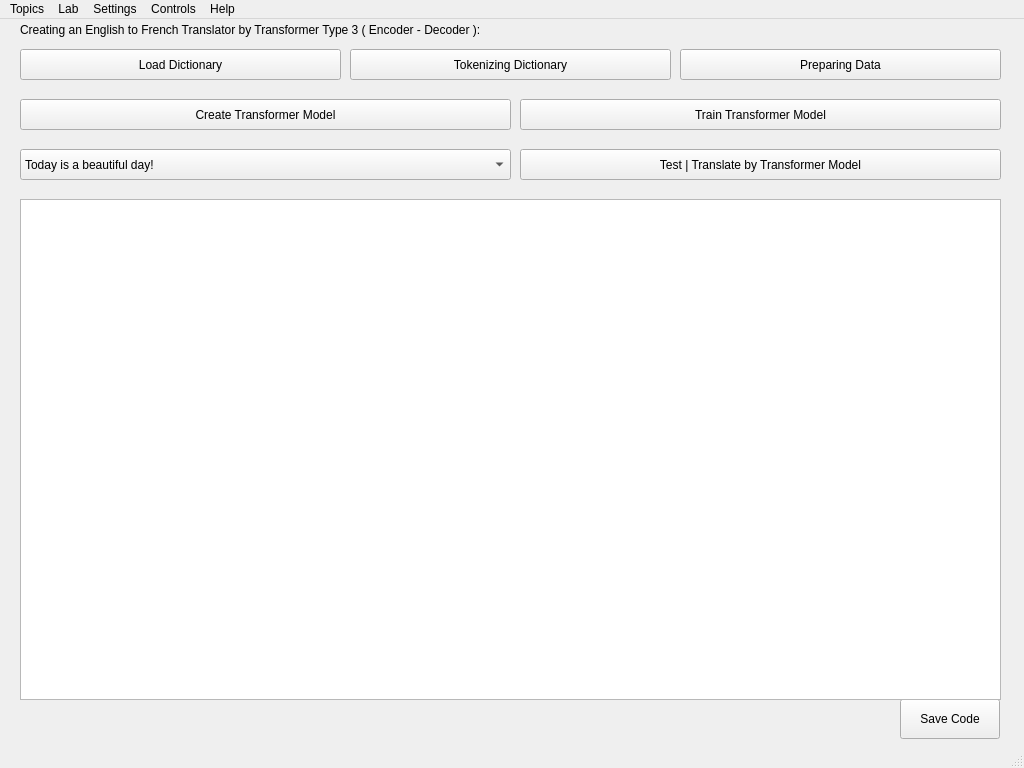
Above: ui.ui from mehrdadeahady/CV_with_ML_and_DL before the change. Below: the same form after it.
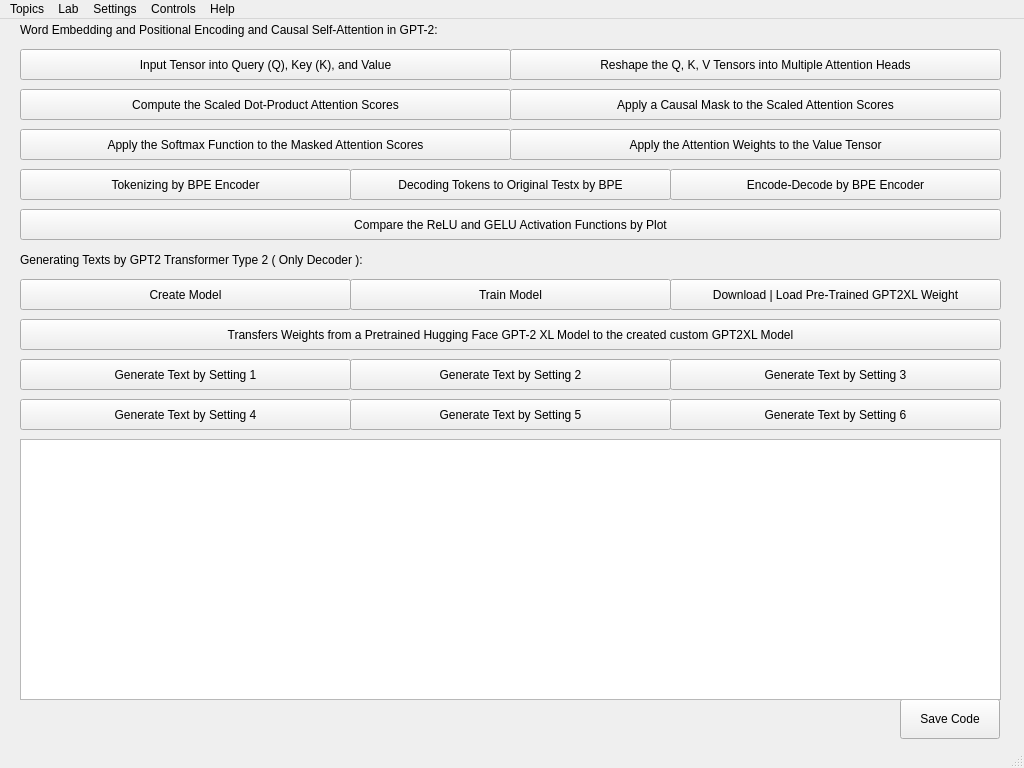
That is the form after the change. Icons and pictures are not drawn.

Commit message: UI for Generating Texts by GPT2-XL ( Decoder Only Transformer ) Added.

```diff
--- a/ui.ui
+++ b/ui.ui
@@ -100,7 +100,7 @@
      </size>
     </property>
     <property name="currentIndex">
-     <number>13</number>
+     <number>14</number>
     </property>
     <widget class="QWidget" name="page_ImagesAndColorsManipulationsAndOprations">
      <property name="sizePolicy">
@@ -6655,6 +6655,317 @@
       </item>
      </widget>
     </widget>
+    <widget class="QWidget" name="page_GeneratingTextByGPT2xlTransformer">
+     <widget class="QPushButton" name="pushButton_SaveCode_GeneratingTextByGPT2xlTransformer">
+      <property name="geometry">
+       <rect>
+        <x>890</x>
+        <y>680</y>
+        <width>100</width>
+        <height>40</height>
+       </rect>
+      </property>
+      <property name="text">
+       <string>Save Code</string>
+      </property>
+     </widget>
+     <widget class="QPushButton" name="pushButton_InputTensor_GeneratingTextByGPT2xlTransformer">
+      <property name="geometry">
+       <rect>
+        <x>10</x>
+        <y>30</y>
+        <width>491</width>
+        <height>31</height>
+       </rect>
+      </property>
+      <property name="text">
+       <string>Input Tensor into Query (Q), Key (K), and Value</string>
+      </property>
+     </widget>
+     <widget class="QTextBrowser" name="textBrowser_GeneratingTextByGPT2xlTransformer">
+      <property name="geometry">
+       <rect>
+        <x>10</x>
+        <y>420</y>
+        <width>981</width>
+        <height>261</height>
+       </rect>
+      </property>
+     </widget>
+     <widget class="QPushButton" name="pushButton_ReshapeTensors_GeneratingTextByGPT2xlTransformer">
+      <property name="geometry">
+       <rect>
+        <x>500</x>
+        <y>30</y>
+        <width>491</width>
+        <height>31</height>
+       </rect>
+      </property>
+      <property name="text">
+       <string>Reshape the Q, K, V Tensors into Multiple Attention Heads</string>
+      </property>
+     </widget>
+     <widget class="QPushButton" name="pushButton_ComputeScaledAttentionScores_GeneratingTextByGPT2xlTransformer">
+      <property name="geometry">
+       <rect>
+        <x>10</x>
+        <y>70</y>
+        <width>491</width>
+        <height>31</height>
+       </rect>
+      </property>
+      <property name="text">
+       <string>Compute the Scaled Dot-Product Attention Scores</string>
+      </property>
+     </widget>
+     <widget class="QPushButton" name="pushButton_ApplyCausalMaskToScaledAttentionScores_GeneratingTextByGPT2xlTransformer">
+      <property name="geometry">
+       <rect>
+        <x>500</x>
+        <y>70</y>
+        <width>491</width>
+        <height>31</height>
+       </rect>
+      </property>
+      <property name="text">
+       <string>Apply a Causal Mask to the Scaled Attention Scores</string>
+      </property>
+     </widget>
+     <widget class="QPushButton" name="pushButton_ApplySoftmaxFunctionToMaskedAttentionScores_GeneratingTextByGPT2xlTransformer">
+      <property name="geometry">
+       <rect>
+        <x>10</x>
+        <y>110</y>
+        <width>491</width>
+        <height>31</height>
+       </rect>
+      </property>
+      <property name="text">
+       <string>Apply the Softmax Function to the Masked Attention Scores</string>
+      </property>
+     </widget>
+     <widget class="QPushButton" name="pushButton_ApplyAttentionWeightsToValueTensor_GeneratingTextByGPT2xlTransformer">
+      <property name="geometry">
+       <rect>
+        <x>500</x>
+        <y>110</y>
+        <width>491</width>
+        <height>31</height>
+       </rect>
+      </property>
+      <property name="text">
+       <string>Apply the Attention Weights to the Value Tensor</string>
+      </property>
+     </widget>
+     <widget class="QPushButton" name="pushButton_TokenizingByBPEEncoder_GeneratingTextByGPT2xlTransformer">
+      <property name="geometry">
+       <rect>
+        <x>10</x>
+        <y>150</y>
+        <width>331</width>
+        <height>31</height>
+       </rect>
+      </property>
+      <property name="text">
+       <string>Tokenizing by BPE Encoder</string>
+      </property>
+     </widget>
+     <widget class="QPushButton" name="pushButton_DecodingTokensToOriginalTestxByBPE_GeneratingTextByGPT2xlTransformer">
+      <property name="geometry">
+       <rect>
+        <x>340</x>
+        <y>150</y>
+        <width>321</width>
+        <height>31</height>
+       </rect>
+      </property>
+      <property name="text">
+       <string>Decoding Tokens to Original Testx by BPE</string>
+      </property>
+     </widget>
+     <widget class="QPushButton" name="pushButton_TestBPEEncoder_GeneratingTextByGPT2xlTransformer">
+      <property name="geometry">
+       <rect>
+        <x>660</x>
+        <y>150</y>
+        <width>331</width>
+        <height>31</height>
+       </rect>
+      </property>
+      <property name="text">
+       <string>Encode-Decode by BPE Encoder</string>
+      </property>
+     </widget>
+     <widget class="QPushButton" name="pushButton_CompareTheReLUAndGELUActivationFunctionsByPlot_GeneratingTextByGPT2xlTransformer">
+      <property name="geometry">
+       <rect>
+        <x>10</x>
+        <y>190</y>
+        <width>981</width>
+        <height>31</height>
+       </rect>
+      </property>
+      <property name="text">
+       <string>Compare the ReLU and GELU Activation Functions by Plot</string>
+      </property>
+     </widget>
+     <widget class="QLabel" name="label_Operations_GeneratingTextByGPT2xlTransformer">
+      <property name="geometry">
+       <rect>
+        <x>10</x>
+        <y>0</y>
+        <width>981</width>
+        <height>21</height>
+       </rect>
+      </property>
+      <property name="text">
+       <string>Word Embedding and Positional Encoding and Causal Self-Attention in GPT-2:</string>
+      </property>
+     </widget>
+     <widget class="QLabel" name="label_GeneratingTextByGPT2xlTransformer">
+      <property name="geometry">
+       <rect>
+        <x>10</x>
+        <y>230</y>
+        <width>981</width>
+        <height>21</height>
+       </rect>
+      </property>
+      <property name="text">
+       <string>Generating Texts by GPT2 Transformer Type 2 ( Only Decoder ):</string>
+      </property>
+     </widget>
+     <widget class="QPushButton" name="pushButton_CreateModel_GeneratingTextByGPT2xlTransformer">
+      <property name="geometry">
+       <rect>
+        <x>10</x>
+        <y>260</y>
+        <width>331</width>
+        <height>31</height>
+       </rect>
+      </property>
+      <property name="text">
+       <string>Create Model</string>
+      </property>
+     </widget>
+     <widget class="QPushButton" name="pushButton_TrainModel_GeneratingTextByGPT2xlTransformer">
+      <property name="geometry">
+       <rect>
+        <x>340</x>
+        <y>260</y>
+        <width>321</width>
+        <height>31</height>
+       </rect>
+      </property>
+      <property name="text">
+       <string>Train Model</string>
+      </property>
+     </widget>
+     <widget class="QPushButton" name="pushButton_DownloadLoadPreTrainedGPT2XLWeight_GeneratingTextByGPT2xlTransformer">
+      <property name="geometry">
+       <rect>
+        <x>660</x>
+        <y>260</y>
+        <width>331</width>
+        <height>31</height>
+       </rect>
+      </property>
+      <property name="text">
+       <string>Download | Load Pre-Trained GPT2XL Weight</string>
+      </property>
+     </widget>
+     <widget class="QPushButton" name="pushButton_TransfersWeights_GeneratingTextByGPT2xlTransformer">
+      <property name="geometry">
+       <rect>
+        <x>10</x>
+        <y>300</y>
+        <width>981</width>
+        <height>31</height>
+       </rect>
+      </property>
+      <property name="text">
+       <string>Transfers Weights from a Pretrained Hugging Face GPT-2 XL Model to the created custom GPT2XL Model</string>
+      </property>
+     </widget>
+     <widget class="QPushButton" name="pushButton_GenerateTextBySetting1_GeneratingTextByGPT2xlTransformer">
+      <property name="geometry">
+       <rect>
+        <x>10</x>
+        <y>340</y>
+        <width>331</width>
+        <height>31</height>
+       </rect>
+      </property>
+      <property name="text">
+       <string>Generate Text by Setting 1</string>
+      </property>
+     </widget>
+     <widget class="QPushButton" name="pushButton_GenerateTextBySetting2_GeneratingTextByGPT2xlTransformer">
+      <property name="geometry">
+       <rect>
+        <x>340</x>
+        <y>340</y>
+        <width>321</width>
+        <height>31</height>
+       </rect>
+      </property>
+      <property name="text">
+       <string>Generate Text by Setting 2</string>
+      </property>
+     </widget>
+     <widget class="QPushButton" name="pushButton_GenerateTextBySetting3_GeneratingTextByGPT2xlTransformer">
+      <property name="geometry">
+       <rect>
+        <x>660</x>
+        <y>340</y>
+        <width>331</width>
+        <height>31</height>
+       </rect>
+      </property>
+      <property name="text">
+       <string>Generate Text by Setting 3</string>
+      </property>
+     </widget>
+     <widget class="QPushButton" name="pushButton_GenerateTextBySetting6_GeneratingTextByGPT2xlTransformer">
+      <property name="geometry">
+       <rect>
+        <x>660</x>
+        <y>380</y>
+        <width>331</width>
+        <height>31</height>
+       </rect>
+      </property>
+      <property name="text">
+       <string>Generate Text by Setting 6</string>
+      </property>
+     </widget>
+     <widget class="QPushButton" name="pushButton_GenerateTextBySetting4_GeneratingTextByGPT2xlTransformer">
+      <property name="geometry">
+       <rect>
+        <x>10</x>
+        <y>380</y>
+        <width>331</width>
+        <height>31</height>
+       </rect>
+      </property>
+      <property name="text">
+       <string>Generate Text by Setting 4</string>
+      </property>
+     </widget>
+     <widget class="QPushButton" name="pushButton_GenerateTextBySetting5_GeneratingTextByGPT2xlTransformer">
+      <property name="geometry">
+       <rect>
+        <x>340</x>
+        <y>380</y>
+        <width>321</width>
+        <height>31</height>
+       </rect>
+      </property>
+      <property name="text">
+       <string>Generate Text by Setting 5</string>
+      </property>
+     </widget>
+    </widget>
     <widget class="QWidget" name="page_AboutAuthorDeveloper">
      <widget class="QTextBrowser" name="textBrowser_AboutAuthorDeveloper">
       <property name="geometry">
```
The commit also changes 5 other files.
